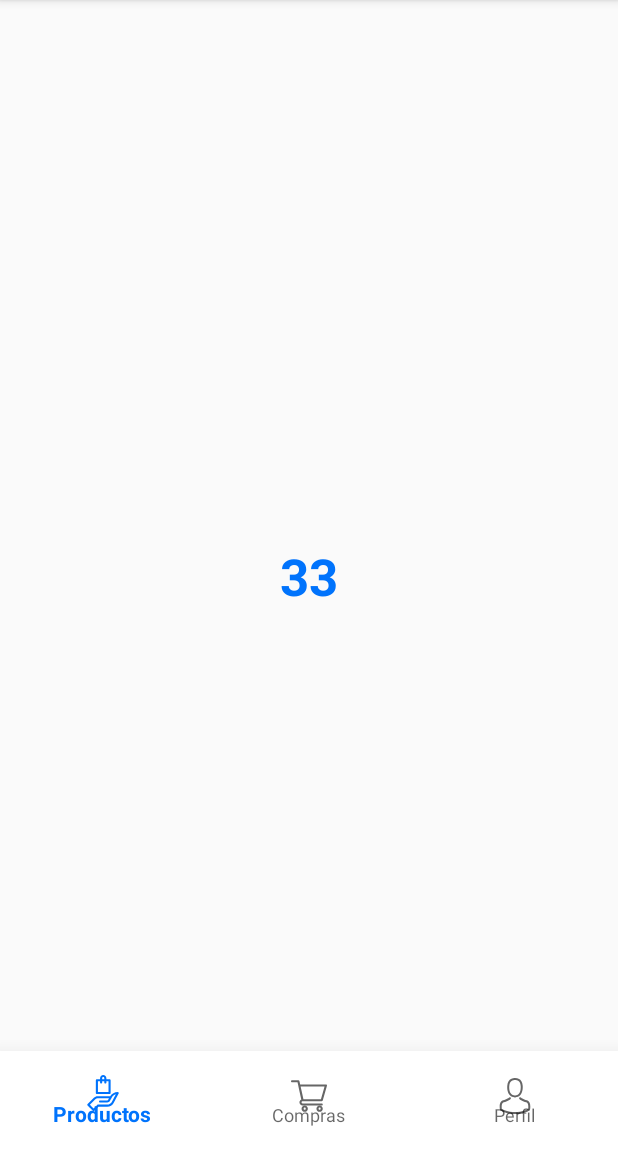
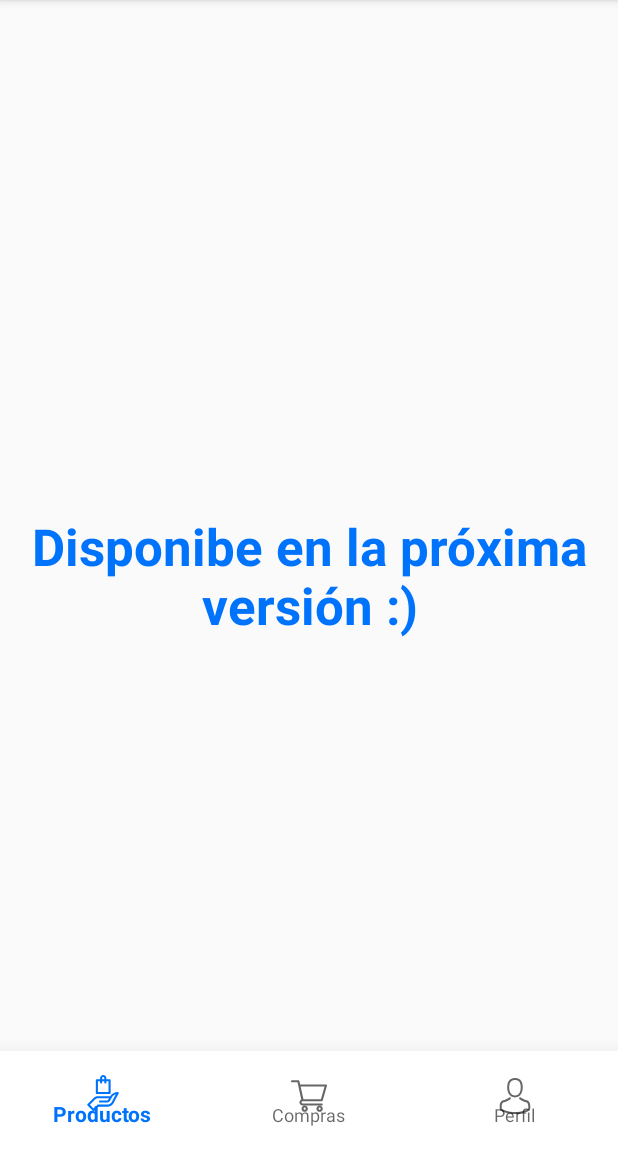
Before and after one commit to JohanTorrez/App_WAYTEK, an Android app: the fragment SettingsFragment placed in its activity, on a phone screen of 412 x 824 dp, the part 84-1236 px from its top. Run offline under Robolectric (Android 15) with nearby library versions, the phone set to English and light mode, and no system bars; our stand-ins replace Volley; network calls fail; pictures from the network do not load; Roboto replaces fonts that are not available here.

Commit message:
Un texto

```diff
--- a/src/main/res/layout/fragment_settings.xml
+++ b/src/main/res/layout/fragment_settings.xml
@@ -12,7 +12,7 @@
       android:layout_height="wrap_content"
       android:layout_gravity="center"
       android:gravity="center"
-      android:text="33"
+      android:text="Disponibe en la próxima versión :)"
       android:textAppearance="@style/TextAppearance.AppCompat.Display1"
       android:textColor="@color/Way_Primary"
       android:textStyle="bold"/>
```
